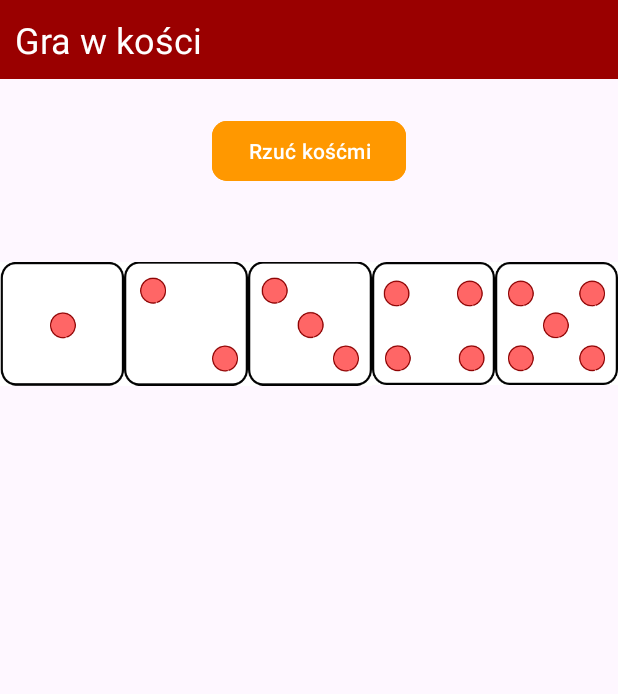
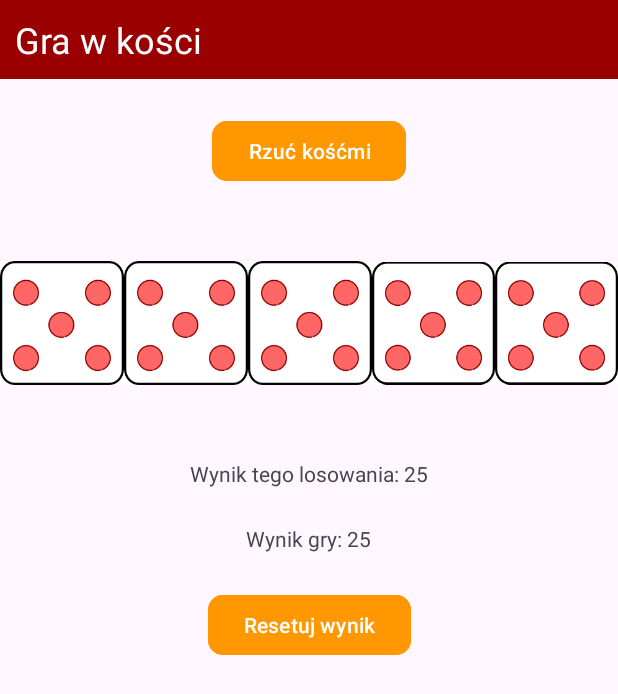
Before and after one commit to 11367-ks/dice-game-android, an Android app: the screen it shows after launch (MainActivity), after a tap on "Rzuć kośćmi", on a phone screen of 412 x 824 dp. Shown: the top 694 px of the screen. Run offline under Robolectric (Android 15) with nearby library versions, the phone set to English and light mode, and no system bars.

Commit message:
Code update

```diff
--- a/app/src/main/java/com/example/dice_game/MainActivity.java
+++ b/app/src/main/java/com/example/dice_game/MainActivity.java
@@ -2,23 +2,86 @@ package com.example.dice_game;
 
 import androidx.appcompat.app.AppCompatActivity;
 
+import android.annotation.SuppressLint;
 import android.os.Bundle;
 import android.widget.Button;
 import android.widget.ImageView;
+import android.widget.TextView;
+
+import java.util.ArrayList;
+import java.util.Random;
 
 public class MainActivity extends AppCompatActivity {
 
     Button randomize_button;
-    ImageView[] dices;
+    Button reset_button;
+    ImageView[] dices = {};
+    int[] rolls = {};
+    int result = 0;
+    int game_result = 0;
+    TextView rollResult;
+    TextView gameResult;
 
+    @SuppressLint("SetTextI18n")
     @Override
     protected void onCreate(Bundle savedInstanceState) {
         super.onCreate(savedInstanceState);
         setContentView(R.layout.activity_main);
         randomize_button = findViewById(R.id.button);
+        reset_button = findViewById(R.id.resetButton);
+        rollResult = findViewById(R.id.rollResult);
+        gameResult = findViewById(R.id.gameResult);
         dices = new ImageView[]{findViewById(R.id.Dice1), findViewById(R.id.Dice2), findViewById(R.id.Dice3), findViewById(R.id.Dice4), findViewById(R.id.Dice5)};
+        rolls = new int[5];
         randomize_button.setOnClickListener(view -> {
+            for (int i = 0; i < 5; i++) {
+                int rnd = new Random().nextInt(6) + 1;
+                switch (rnd){
+                    case 1:
+                        dices[i].setImageResource(R.drawable.dice_1);
+                        break;
+                    case 2:
+                        dices[i].setImageResource(R.drawable.dice_2);
+                        break;
+                    case 3:
+                        dices[i].setImageResource(R.drawable.dice_3);
+                        break;
+                    case 4:
+                        dices[i].setImageResource(R.drawable.dice_4);
+                        break;
+                    case 5:
+                        dices[i].setImageResource(R.drawable.dice_5);
+                        break;
+                    case 6:
+                        dices[i].setImageResource(R.drawable.dice_6);
+                        break;
+                    default:
+                        break;
+                }
+                rolls[i] = rnd;
+            }
+            for (int roll:
+                 rolls) {
+                ArrayList<Integer> duplicates = new ArrayList<Integer>();
+                for (int otherRoll:
+                     rolls) {
+                    if (otherRoll==roll){
+                        duplicates.add(otherRoll);
+                    }
+                }
+                if (duplicates.size() > 1) {
+                    result += duplicates.get(0);
+                }
+            }
+            game_result += result;
+            gameResult.setText("Wynik gry: " + game_result);
+            rollResult.setText("Wynik tego losowania: " + result);
+            result = 0;
+        });
 
+        reset_button.setOnClickListener(view -> {
+            game_result = 0;
+            gameResult.setText("Wynik gry: " + game_result);
         });
     }
 }
--- a/app/src/main/res/layout/activity_main.xml
+++ b/app/src/main/res/layout/activity_main.xml
@@ -19,7 +19,8 @@
         app:layout_constraintBottom_toTopOf="@+id/button"
         app:layout_constraintEnd_toEndOf="parent"
         app:layout_constraintHorizontal_bias="0.0"
-        app:layout_constraintStart_toStartOf="parent" />
+        app:layout_constraintStart_toStartOf="parent"
+        app:layout_constraintTop_toTopOf="parent" />
 
     <Button
         android:id="@+id/button"
@@ -31,16 +32,19 @@
         app:cornerRadius="10dp"
         app:layout_constraintBottom_toTopOf="@+id/linearLayout"
         app:layout_constraintEnd_toEndOf="parent"
-        app:layout_constraintStart_toStartOf="parent" />
+        app:layout_constraintStart_toStartOf="parent"
+        app:layout_constraintTop_toBottomOf="@+id/textView" />
 
     <LinearLayout
         android:id="@+id/linearLayout"
         android:layout_width="0dp"
         android:layout_height="wrap_content"
+        android:layout_marginBottom="24dp"
         android:orientation="horizontal"
-        app:layout_constraintBottom_toBottomOf="parent"
+        app:layout_constraintBottom_toTopOf="@+id/rollResult"
         app:layout_constraintEnd_toEndOf="parent"
-        app:layout_constraintStart_toStartOf="parent">
+        app:layout_constraintStart_toStartOf="parent"
+        app:layout_constraintTop_toBottomOf="@+id/button">
 
         <ImageView
             android:id="@+id/Dice1"
@@ -79,4 +83,38 @@
 
     </LinearLayout>
 
+    <TextView
+        android:id="@+id/rollResult"
+        android:layout_width="wrap_content"
+        android:layout_height="wrap_content"
+        android:layout_marginBottom="24dp"
+        android:text="Wynik tego losowania:"
+        app:layout_constraintBottom_toTopOf="@+id/gameResult"
+        app:layout_constraintEnd_toEndOf="parent"
+        app:layout_constraintStart_toStartOf="parent"
+        app:layout_constraintTop_toBottomOf="@+id/linearLayout" />
+
+    <TextView
+        android:id="@+id/gameResult"
+        android:layout_width="wrap_content"
+        android:layout_height="wrap_content"
+        android:layout_marginBottom="24dp"
+        android:text="Wynik gry:"
+        app:layout_constraintBottom_toTopOf="@+id/resetButton"
+        app:layout_constraintEnd_toEndOf="parent"
+        app:layout_constraintStart_toStartOf="parent"
+        app:layout_constraintTop_toBottomOf="@+id/rollResult" />
+
+    <Button
+        android:id="@+id/resetButton"
+        android:layout_width="wrap_content"
+        android:layout_height="wrap_content"
+        android:backgroundTint="#FF9800"
+        android:text="Resetuj wynik"
+        app:cornerRadius="10dp"
+        app:layout_constraintBottom_toBottomOf="parent"
+        app:layout_constraintEnd_toEndOf="parent"
+        app:layout_constraintStart_toStartOf="parent"
+        app:layout_constraintTop_toBottomOf="@+id/gameResult" />
+
 </androidx.constraintlayout.widget.ConstraintLayout>
```
